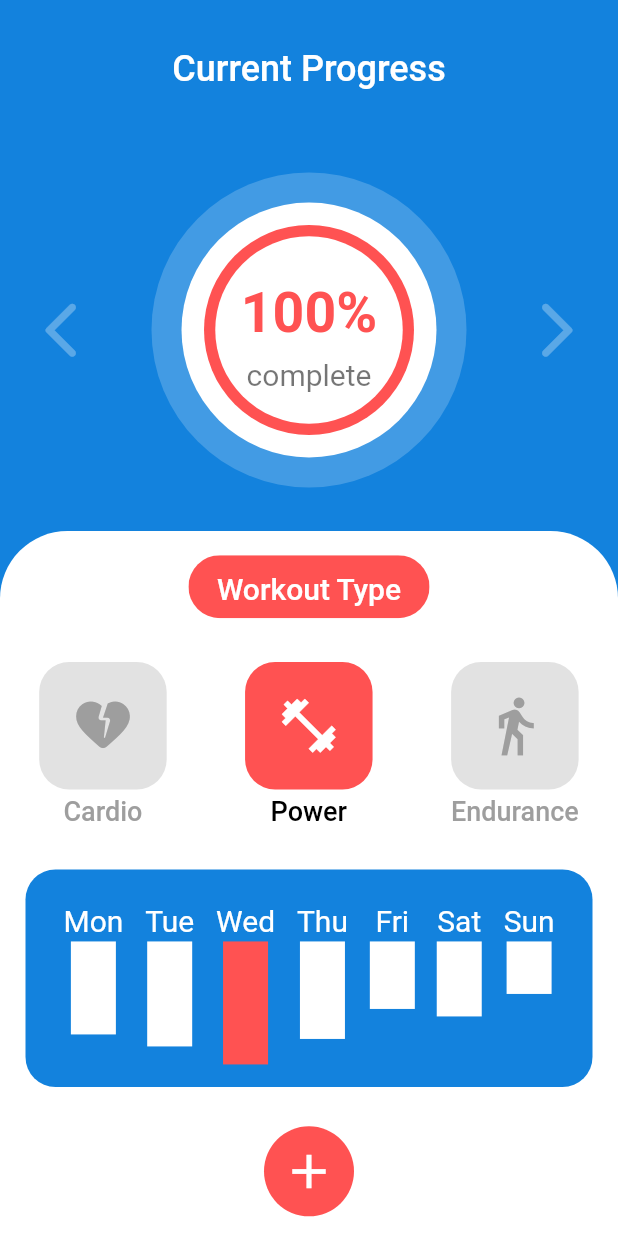
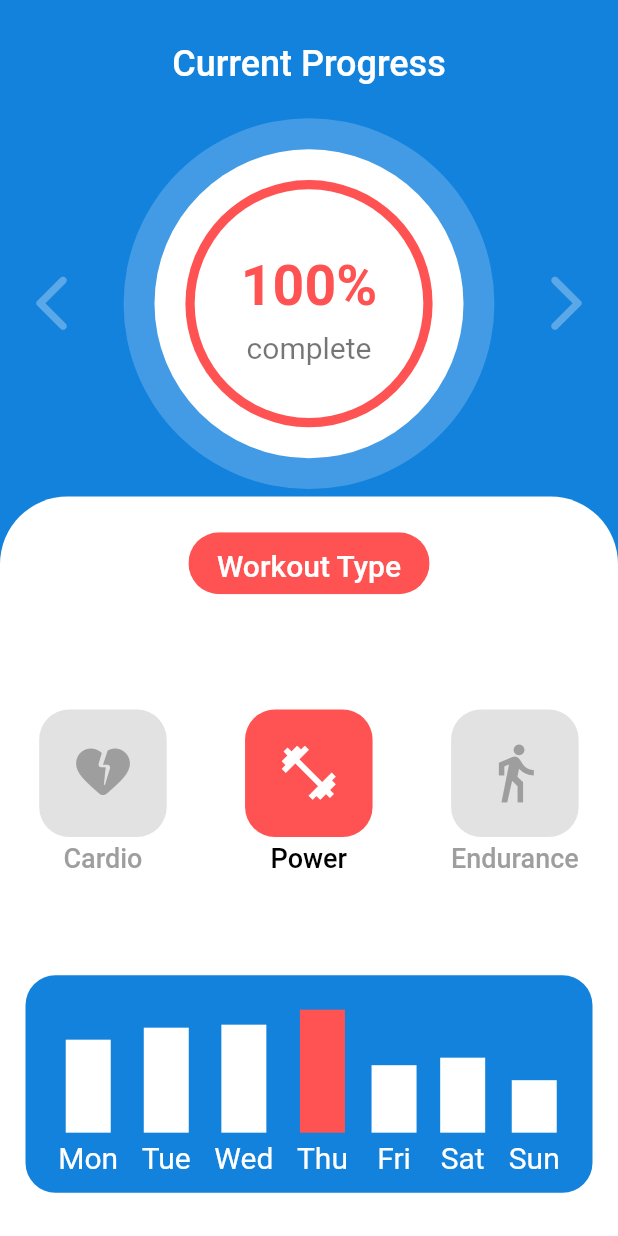
Before and after one commit to sadiksha1000/WorkoutTracker, a Flutter app: the OverviewScreen screen opened by its route, on a phone screen of 412 x 824 dp. Run offline on Flutter 3.47's test engine with Material 2 defaults, Android fonts, the phone set to English and light mode, and no system bars.

Commit message:
Responsive UI

```diff
--- a/lib/screens/home_screen.dart
+++ b/lib/screens/home_screen.dart
@@ -10,23 +10,35 @@ class HomeScreen extends StatelessWidget {
 
   @override
   Widget build(BuildContext context) {
+    final height = MediaQuery.of(context).size.height;
+    final width = MediaQuery.of(context).size.width;
     return Scaffold(
       backgroundColor: Colors.white,
       body: SafeArea(
           child: Padding(
-        padding: const EdgeInsets.all(8.0),
+        padding: EdgeInsets.all(height * 0.012),
         child: Column(
           crossAxisAlignment: CrossAxisAlignment.start,
           mainAxisAlignment: MainAxisAlignment.spaceAround,
           children: [
-            Text("Hello Amara",
-                style: Theme.of(context).textTheme.displayMedium!),
+            width < 450
+                ? Text("Hello Amara",
+                    style: Theme.of(context).textTheme.displayMedium!)
+                : Center(
+                    child: Text("Hello Amara",
+                        style: Theme.of(context).textTheme.displayMedium!),
+                  ),
             // SizedBox(height: 10),
-            CalendarWidget(),
+            width < 450
+                ? CalendarWidget()
+                : Container(
+                    width: height * 2,
+                    child: CalendarWidget(),
+                  ),
             // SizedBox(height: 25),
             Row(
               children: [
-                Image.asset('assets/runner.webp', width: 230),
+                Image.asset('assets/runner.webp', width: height * 0.3),
                 Column(
                   children: [
                     Text('Today you run',
--- a/lib/screens/login_screen.dart
+++ b/lib/screens/login_screen.dart
@@ -9,6 +9,7 @@ class LoginScreen extends StatelessWidget {
 
   @override
   Widget build(BuildContext context) {
+    final height = MediaQuery.of(context).size.height;
     return Scaffold(
       backgroundColor: Color.fromARGB(255, 19, 130, 221),
       body: Container(
@@ -17,10 +18,10 @@ class LoginScreen extends StatelessWidget {
           crossAxisAlignment: CrossAxisAlignment.center,
           mainAxisAlignment: MainAxisAlignment.start,
           children: [
-            SizedBox(height: 200),
+            SizedBox(height: height * 0.2),
             Image.asset(
               'assets/fire.png',
-              height: 170,
+              height: height * 0.2,
             ),
             Text('FIREFIT',
                 style: Theme.of(context).textTheme.bodyLarge!.copyWith(
--- a/lib/screens/overview_screen.dart
+++ b/lib/screens/overview_screen.dart
@@ -1,21 +1,27 @@
 import 'package:flutter/material.dart';
 import 'package:workout_tracker/constants/navigation.dart';
+import 'package:workout_tracker/widgets/weekend.dart';
+import 'package:workout_tracker/widgets/workout.dart';
 
 class OverviewScreen extends StatelessWidget {
   const OverviewScreen({Key? key}) : super(key: key);
 
   @override
   Widget build(BuildContext context) {
+    final height = MediaQuery.of(context).size.height;
+    final width = MediaQuery.of(context).size.width;
+    print("Width$width");
     return Scaffold(
       backgroundColor: const Color.fromARGB(255, 19, 130, 221),
-      body: Container(
+      body: SingleChildScrollView(
+        child: Container(
           width: double.infinity,
           child: Column(
             crossAxisAlignment: CrossAxisAlignment.center,
             mainAxisAlignment: MainAxisAlignment.spaceBetween,
             children: [
               Padding(
-              padding: const EdgeInsets.all(25),
+                padding: EdgeInsets.all(height * 0.026),
                 child: Text('Current Progress',
                     style: Theme.of(context).textTheme.displayLarge!.copyWith(
                           fontWeight: FontWeight.w500,
@@ -39,31 +45,31 @@ class OverviewScreen extends StatelessWidget {
                     alignment: AlignmentDirectional.center,
                     children: [
                       Container(
-                      width: 210,
-                      height: 210,
+                        width: height * 0.30,
+                        height: height * 0.30,
                         decoration: BoxDecoration(
                             borderRadius: BorderRadius.circular(500),
                             color: Colors.white.withOpacity(0.2)),
                       ),
                       Container(
-                      width: 170,
-                      height: 170,
+                        width: height * 0.25,
+                        height: height * 0.25,
                         decoration: BoxDecoration(
                           borderRadius: BorderRadius.circular(500),
                           color: Colors.white,
                         ),
                       ),
                       Container(
-                      width: 140,
-                      height: 140,
+                        width: height * 0.2,
+                        height: height * 0.2,
                         decoration: BoxDecoration(
                           borderRadius: BorderRadius.circular(500),
                           color: Colors.redAccent,
                         ),
                       ),
                       Container(
-                      width: 125,
-                      height: 125,
+                        width: height * 0.185,
+                        height: height * 0.185,
                         decoration: BoxDecoration(
                           borderRadius: BorderRadius.circular(500),
                           color: Colors.white,
@@ -94,8 +100,10 @@ class OverviewScreen extends StatelessWidget {
                   ),
                 ],
               ),
-            Container(
-              height: 470,
+              Padding(
+                padding: EdgeInsets.only(top: 5),
+                child: Container(
+                  height: height * 0.75,
                   width: double.infinity,
                   decoration: const BoxDecoration(
                     color: Colors.white,
@@ -110,102 +118,55 @@ class OverviewScreen extends StatelessWidget {
                     children: [
                       Chip(
                         backgroundColor: Colors.redAccent,
-                    labelPadding: const EdgeInsets.symmetric(
+                        labelPadding: EdgeInsets.symmetric(
                           horizontal: 15,
-                      vertical: 2,
+                          vertical: height * 0.002,
                         ),
                         label: Text(
                           'Workout Type',
-                      style: Theme.of(context).textTheme.displaySmall!.copyWith(
+                          style: Theme.of(context)
+                              .textTheme
+                              .displaySmall!
+                              .copyWith(
                                 color: Colors.white,
                                 fontWeight: FontWeight.w500,
                               ),
                         ),
                       ),
-                  Row(
-                    mainAxisAlignment: MainAxisAlignment.spaceAround,
+                      width < 450
+                          ? Container(
+                              height: height * 0.47,
+                              child: Column(
+                                mainAxisAlignment:
+                                    MainAxisAlignment.spaceAround,
                                 children: [
-                      SquareInfo(
-                        containerColor: Colors.grey.withOpacity(0.3),
-                        icon: Icons.heart_broken_rounded,
-                        iconColor: Colors.grey,
-                        textColor: Colors.grey,
-                        title: 'Cardio',
-                      ),
-                      const SquareInfo(
-                        containerColor: Colors.redAccent,
-                        icon: Icons.fitness_center_outlined,
-                        iconColor: Colors.white,
-                        textColor: Colors.black,
-                        title: 'Power',
-                      ),
-                      SquareInfo(
-                        containerColor: Colors.grey.withOpacity(0.3),
-                        icon: Icons.directions_walk_sharp,
-                        iconColor: Colors.grey,
-                        textColor: Colors.grey,
-                        title: 'Endurance',
-                      ),
+                                  Workout(),
+                                  Weekend(),
                                 ],
                               ),
-                  Padding(
-                    padding: const EdgeInsets.symmetric(horizontal: 17),
-                    child: Container(
-                        width: double.infinity,
-                        height: 145,
-                        decoration: BoxDecoration(
-                          color: const Color.fromARGB(255, 19, 130, 221),
-                          borderRadius: BorderRadius.circular(20),
+                            )
+                          : Row(children: [
+                              Container(
+                                width: height * 0.95,
+                                child: Workout(),
                               ),
-                        child: Padding(
-                          padding: const EdgeInsets.only(
-                            left: 18,
-                            right: 18,
-                            top: 18,
+                              Container(
+                                width: height * 0.95,
+                                child: Weekend(),
                               ),
-                          child: Row(
-                            mainAxisAlignment: MainAxisAlignment.spaceAround,
-                            crossAxisAlignment: CrossAxisAlignment.start,
-                            children: const [
-                              WeeklyStats(
-                                height: 62,
-                                label: 'Mon',
-                                statColor: Colors.white,
-                              ),
-                              WeeklyStats(
-                                height: 70,
-                                label: 'Tue',
-                                statColor: Colors.white,
-                              ),
-                              WeeklyStats(
-                                height: 82,
-                                label: 'Wed',
-                                statColor: Colors.redAccent,
-                              ),
-                              WeeklyStats(
-                                height: 65,
-                                label: 'Thu',
-                                statColor: Colors.white,
-                              ),
-                              WeeklyStats(
-                                height: 45,
-                                label: 'Fri',
-                                statColor: Colors.white,
-                              ),
-                              WeeklyStats(
-                                height: 50,
-                                label: 'Sat',
-                                statColor: Colors.white,
-                              ),
-                              WeeklyStats(
-                                height: 35,
-                                label: 'Sun',
-                                statColor: Colors.white,
-                              ),
-                            ],
-                          ),
-                        )),
-                  ),
+                            ]),
+                      // width < 450
+                      //     ? Workout()
+                      //     : Container(
+                      //         width: height * 0.95,
+                      //         child: Workout(),
+                      //       ),
+                      // width < 450
+                      //     ? Weekend()
+                      //     : Container(
+                      //         width: height * 0.95,
+                      //         child: Weekend(),
+                      //       ),
                       Container(
                           width: 60,
                           height: 60,
@@ -221,87 +182,11 @@ class OverviewScreen extends StatelessWidget {
                     ],
                   ),
                 ),
+              ),
             ],
+          ),
         ),
       ),
     );
   }
 }
-
-class WeeklyStats extends StatelessWidget {
-  final double height;
-  final Color statColor;
-  final String label;
-  const WeeklyStats({
-    Key? key,
-    required this.height,
-    required this.statColor,
-    required this.label,
-  }) : super(key: key);
-
-  @override
-  Widget build(BuildContext context) {
-    return Column(
-      crossAxisAlignment: CrossAxisAlignment.center,
-      children: [
-        Text(
-          label,
-          style: Theme.of(context).textTheme.displaySmall!.copyWith(
-                color: Colors.white,
-              ),
-        ),
-        Container(
-          height: height,
-          width: 30,
-          decoration: BoxDecoration(
-            color: statColor,
-          ),
-        ),
-      ],
-    );
-  }
-}
-
-class SquareInfo extends StatelessWidget {
-  final IconData icon;
-  final String title;
-  final Color iconColor;
-  final Color containerColor;
-  final Color textColor;
-  const SquareInfo({
-    Key? key,
-    required this.icon,
-    required this.title,
-    required this.iconColor,
-    required this.containerColor,
-    required this.textColor,
-  }) : super(key: key);
-
-  @override
-  Widget build(BuildContext context) {
-    return Column(
-      children: [
-        Container(
-            width: 85,
-            height: 85,
-            decoration: BoxDecoration(
-              color: containerColor,
-              borderRadius: BorderRadius.circular(20),
-            ),
-            child: Icon(
-              icon,
-              size: 43,
-              color: iconColor,
-            )),
-        Text(
-          title,
-          style: Theme.of(context).textTheme.displaySmall!.copyWith(
-                color: textColor,
-                fontWeight: FontWeight.w500,
-                fontSize: 18,
-              ),
-        )
-      ],
-    );
-  }
-}
--- /dev/null
+++ b/lib/widgets/weekend.dart
@@ -0,0 +1,105 @@
+import 'package:flutter/material.dart';
+
+class Weekend extends StatelessWidget {
+  const Weekend({
+    Key? key,
+  }) : super(key: key);
+
+  @override
+  Widget build(BuildContext context) {
+    return Padding(
+      padding: const EdgeInsets.symmetric(horizontal: 17),
+      child: Container(
+          width: double.infinity,
+          height: 145,
+          decoration: BoxDecoration(
+            color: const Color.fromARGB(255, 19, 130, 221),
+            borderRadius: BorderRadius.circular(20),
+          ),
+          child: Padding(
+            padding: const EdgeInsets.only(
+              left: 14,
+              right: 14,
+              top: 10,
+              bottom: 10,
+            ),
+            child: Row(
+              mainAxisAlignment: MainAxisAlignment.spaceAround,
+              crossAxisAlignment: CrossAxisAlignment.start,
+              children: const [
+                WeeklyStats(
+                  height: 62,
+                  label: 'Mon',
+                  statColor: Colors.white,
+                ),
+                WeeklyStats(
+                  height: 70,
+                  label: 'Tue',
+                  statColor: Colors.white,
+                ),
+                WeeklyStats(
+                  height: 72,
+                  label: 'Wed',
+                  statColor: Colors.white,
+                ),
+                WeeklyStats(
+                  height: 82,
+                  label: 'Thu',
+                  statColor: Colors.redAccent,
+                ),
+                WeeklyStats(
+                  height: 45,
+                  label: 'Fri',
+                  statColor: Colors.white,
+                ),
+                WeeklyStats(
+                  height: 50,
+                  label: 'Sat',
+                  statColor: Colors.white,
+                ),
+                WeeklyStats(
+                  height: 35,
+                  label: 'Sun',
+                  statColor: Colors.white,
+                ),
+              ],
+            ),
+          )),
+    );
+  }
+}
+
+class WeeklyStats extends StatelessWidget {
+  final double height;
+  final Color statColor;
+  final String label;
+  const WeeklyStats({
+    Key? key,
+    required this.height,
+    required this.statColor,
+    required this.label,
+  }) : super(key: key);
+
+  @override
+  Widget build(BuildContext context) {
+    return Column(
+      crossAxisAlignment: CrossAxisAlignment.center,
+      mainAxisAlignment: MainAxisAlignment.end,
+      children: [
+        Container(
+          height: height,
+          width: 30,
+          decoration: BoxDecoration(
+            color: statColor,
+          ),
+        ),
+        Text(
+          label,
+          style: Theme.of(context).textTheme.displaySmall!.copyWith(
+                color: Colors.white,
+              ),
+        ),
+      ],
+    );
+  }
+}
--- /dev/null
+++ b/lib/widgets/workout.dart
@@ -0,0 +1,81 @@
+import 'package:flutter/material.dart';
+
+class Workout extends StatelessWidget {
+  const Workout({
+    Key? key,
+  }) : super(key: key);
+
+  @override
+  Widget build(BuildContext context) {
+    return Row(
+      mainAxisAlignment: MainAxisAlignment.spaceAround,
+      children: [
+        SquareInfo(
+          containerColor: Colors.grey.withOpacity(0.3),
+          icon: Icons.heart_broken_rounded,
+          iconColor: Colors.grey,
+          textColor: Colors.grey,
+          title: 'Cardio',
+        ),
+        const SquareInfo(
+          containerColor: Colors.redAccent,
+          icon: Icons.fitness_center_outlined,
+          iconColor: Colors.white,
+          textColor: Colors.black,
+          title: 'Power',
+        ),
+        SquareInfo(
+          containerColor: Colors.grey.withOpacity(0.3),
+          icon: Icons.directions_walk_sharp,
+          iconColor: Colors.grey,
+          textColor: Colors.grey,
+          title: 'Endurance',
+        ),
+      ],
+    );
+  }
+}
+
+class SquareInfo extends StatelessWidget {
+  final IconData icon;
+  final String title;
+  final Color iconColor;
+  final Color containerColor;
+  final Color textColor;
+  const SquareInfo({
+    Key? key,
+    required this.icon,
+    required this.title,
+    required this.iconColor,
+    required this.containerColor,
+    required this.textColor,
+  }) : super(key: key);
+
+  @override
+  Widget build(BuildContext context) {
+    return Column(
+      children: [
+        Container(
+            width: 85,
+            height: 85,
+            decoration: BoxDecoration(
+              color: containerColor,
+              borderRadius: BorderRadius.circular(20),
+            ),
+            child: Icon(
+              icon,
+              size: 43,
+              color: iconColor,
+            )),
+        Text(
+          title,
+          style: Theme.of(context).textTheme.displaySmall!.copyWith(
+                color: textColor,
+                fontWeight: FontWeight.w500,
+                fontSize: 18,
+              ),
+        )
+      ],
+    );
+  }
+}
```
Lines whose indentation alone changed are shown as unchanged.
